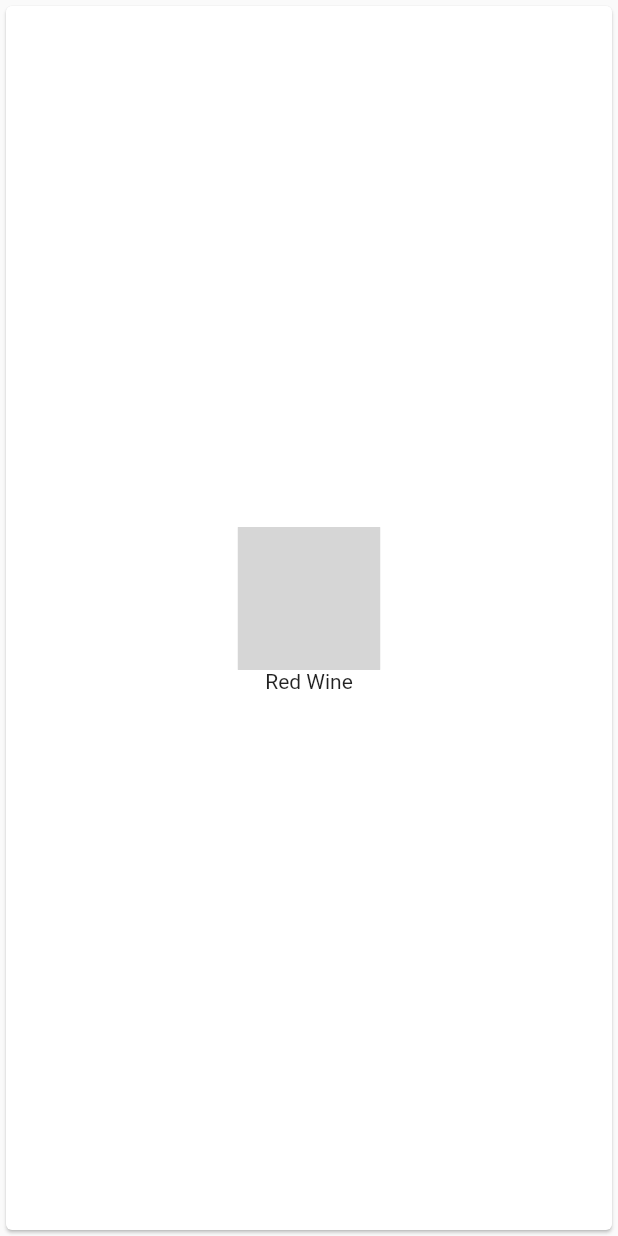
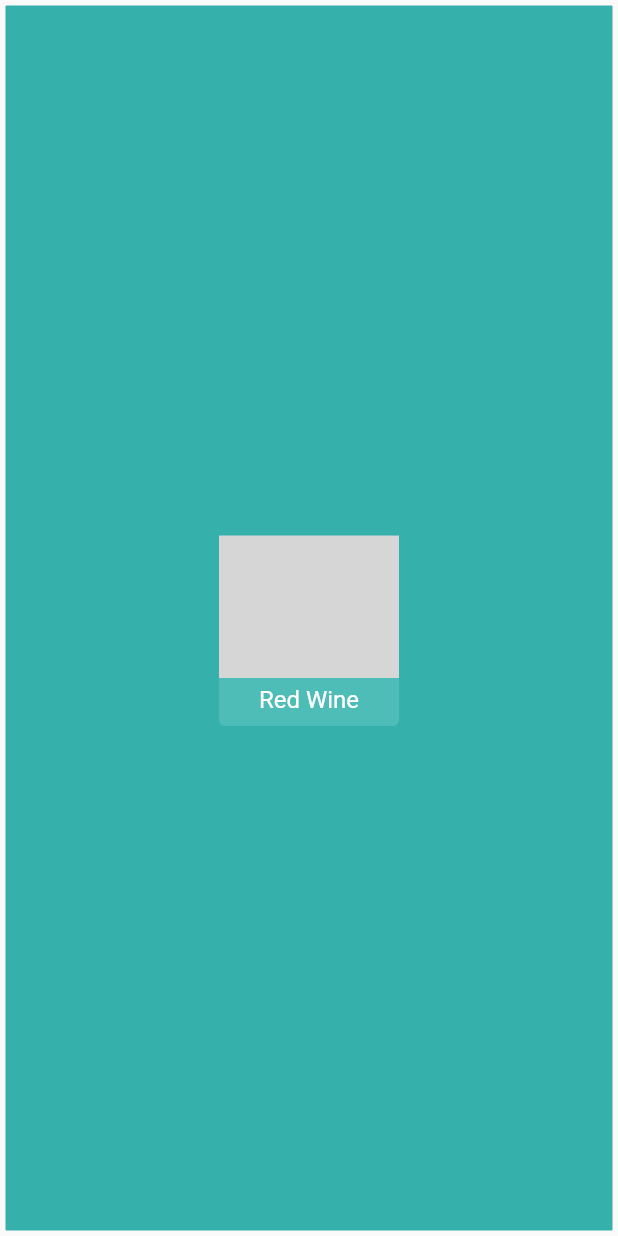
Before and after one commit to nicktaras/flutter-drink-and-go, a Flutter app: the ChoiceCard widget shown alone on an empty page, opened directly with sample values from the repository, on a phone screen of 412 x 824 dp. Run offline on Flutter 3.47's test engine with Material 2 defaults, Android fonts, the phone set to English and light mode, and no system bars; our stand-ins replace flutter_svg; grey boxes are pictures that could not be loaded.

Commit message:
fixed the labels for drinks

```diff
--- a/drink_and_go/lib/drink.dart
+++ b/drink_and_go/lib/drink.dart
@@ -1,30 +1,40 @@
 import 'package:flutter/material.dart';
 import 'package:flutter_svg/flutter_svg.dart';
+
+const PrimaryTextColor = const Color.fromARGB(255, 255, 255, 255);
+const PrimaryColor = const Color.fromARGB(255, 54, 176, 170);
+const SecondaryColor = const Color.fromARGB(255, 33, 120, 115);
+const TertiaryColor = const Color.fromARGB(255, 78, 189, 184);
 
 // https://fluttercentral.com/Articles/Post/31/GridView_Example
 double _dimension;
 
-class Test extends StatelessWidget {
+class Drink extends StatelessWidget {
   @override
   Widget build(BuildContext context) {
-    final title = "Grid List";
+    final title = "Please Select a Drink";
     return MaterialApp(
         title: title,
         home: Scaffold(
+            backgroundColor: PrimaryColor,
             appBar: AppBar(
               title: Text(title),
+              backgroundColor: SecondaryColor,
             ),
             body: GridView.count(
-                childAspectRatio: 1.0,
+                childAspectRatio: 0.9,
                 padding: const EdgeInsets.all(1.0),
                 mainAxisSpacing: 0.0,
                 crossAxisSpacing: 0.0,
                 crossAxisCount: 3,
-                children: List.generate(choices.length, (index) {
-                  return Center(
-                    child: ChoiceCard(choice: choices[index]),
-                  );
-                }))));
+                children: List.generate(
+                  choices.length,
+                  (index) {
+                    return Center(
+                      child: ChoiceCard(choice: choices[index]),
+                    );
+                  },
+                ))));
   }
 }
 
@@ -70,25 +80,49 @@ class ChoiceCard extends StatelessWidget {
       _dimension = MediaQuery.of(context).size.width - 10.0;
     }
     return Card(
-        color: Colors.white,
+        elevation: 0,
+        color: PrimaryColor,
+        shape: RoundedRectangleBorder(
+          side: BorderSide(color: PrimaryColor, width: 0),
+          borderRadius: BorderRadius.circular(0),
+        ),
         child: Center(
           child: Column(
               mainAxisSize: MainAxisSize.min,
               crossAxisAlignment: CrossAxisAlignment.center,
               children: <Widget>[
+                // new Container(color: Colors.red, child: new Center(child: new Text("data"))),
                 Transform.translate(
-                  offset: Offset(0, -5.0),
+                  offset: Offset(0, 10.0),
                   child: Container(
-                    width: 95,
+                    width: 120,
                     height: 95,
                     child: SvgPicture.asset(choice.icon),
                   ),
                 ),
                 Transform.translate(
-                  offset: Offset(0, -5.0),
+                  offset: Offset(0, 7),
                   child: Container(
-                    child: Text(choice.title, style: null),
-                  ),
+                      width: 120,
+                      height: 35,
+                      color: PrimaryColor,
+                      child: TextField(
+                          textAlignVertical: TextAlignVertical.center,
+                          textAlign: TextAlign.center,
+                          decoration: new InputDecoration(
+                            border: OutlineInputBorder(
+                              // borderRadius: BorderRadius.circular(30),
+                              borderSide: BorderSide(
+                                width: 0,
+                                style: BorderStyle.none,
+                              ),
+                            ),
+                            filled: true,
+                            contentPadding: const EdgeInsets.all(7.0),
+                            hintStyle: new TextStyle(color: Colors.white),
+                            hintText: choice.title,
+                            fillColor: TertiaryColor,
+                          ))),
                 ),
               ]),
         ));
```
Also changed, not shown: drink_and_go/lib/main.dart (+14 -14 lines).
